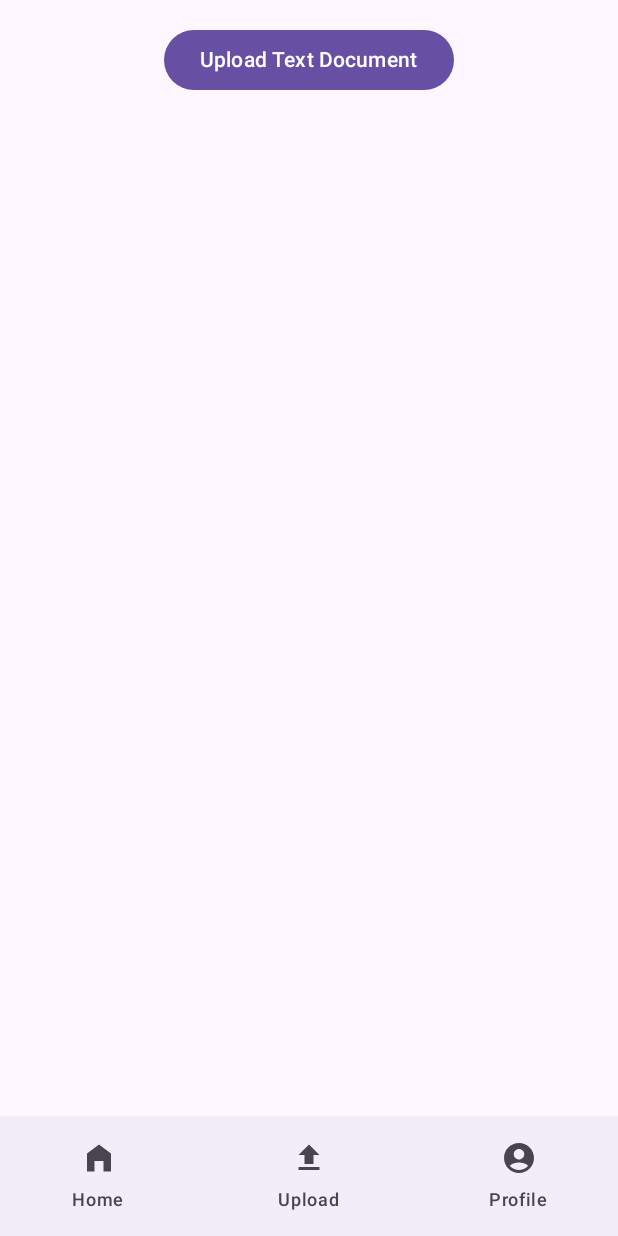
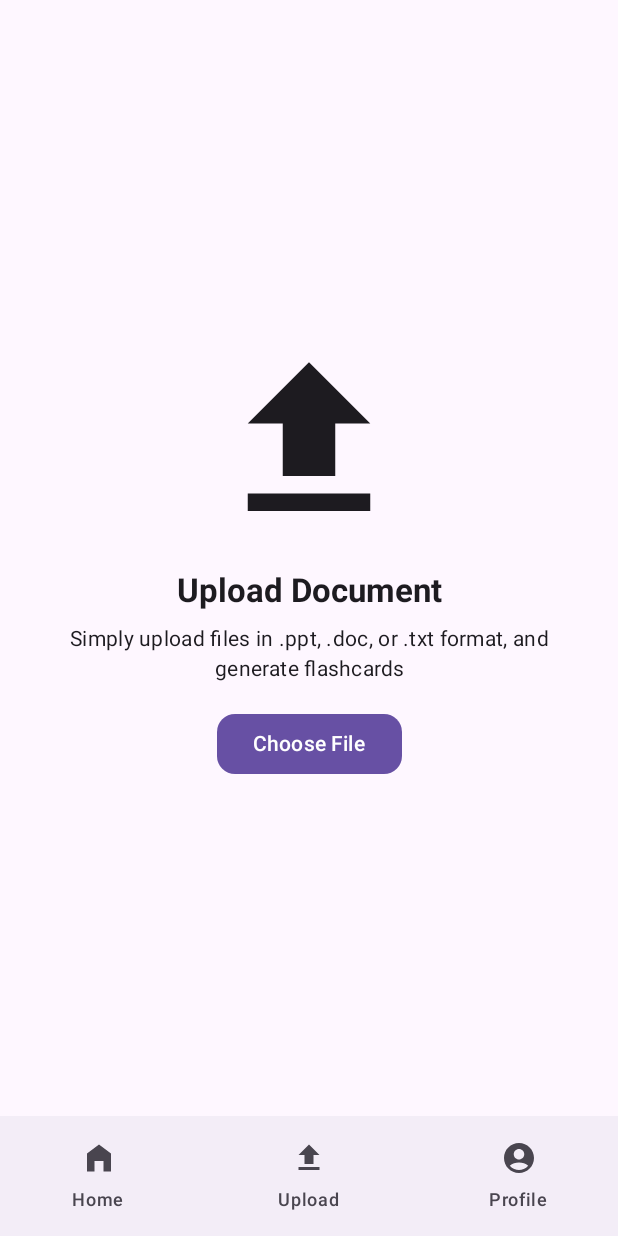
Before and after one commit to AmaurysM/FlashQuizzer, an Android app built with Jetpack Compose: the UploadDocView screen opened through its navigation route, on a phone screen of 412 x 824 dp. Run offline under Robolectric (Android 15) with nearby library versions, the phone set to English and light mode, and no system bars; our stand-ins replace Firebase (no records; nobody signed in at launch, a user with empty details on screens opened directly), livedata-compose.

Commit message:
Created a new UploadDocView

```diff
--- a/app/src/main/java/com/example/flashquizzer/ui/uploaddoc/UploadDocView.kt
+++ b/app/src/main/java/com/example/flashquizzer/ui/uploaddoc/UploadDocView.kt
@@ -5,17 +5,32 @@ import android.content.pm.PackageManager
 import android.os.Build
 import androidx.activity.compose.rememberLauncherForActivityResult
 import androidx.activity.result.contract.ActivityResultContracts
-import androidx.compose.foundation.layout.*
-import androidx.compose.material3.*
-import androidx.compose.runtime.*
+import androidx.compose.foundation.layout.Arrangement
+import androidx.compose.foundation.layout.Column
+import androidx.compose.foundation.layout.fillMaxSize
+import androidx.compose.foundation.layout.fillMaxWidth
+import androidx.compose.foundation.layout.padding
+import androidx.compose.foundation.layout.size
+import androidx.compose.material3.Button
+import androidx.compose.material3.CircularProgressIndicator
+import androidx.compose.material3.Icon
+import androidx.compose.material3.MaterialTheme
+import androidx.compose.material3.Text
+import androidx.compose.runtime.Composable
+import androidx.compose.runtime.collectAsState
+import androidx.compose.runtime.getValue
 import androidx.compose.ui.Alignment
 import androidx.compose.ui.Modifier
+import androidx.compose.ui.graphics.vector.ImageVector
 import androidx.compose.ui.platform.LocalContext
+import androidx.compose.ui.res.vectorResource
+import androidx.compose.ui.text.font.FontWeight
+import androidx.compose.ui.text.style.TextAlign
 import androidx.compose.ui.unit.dp
 import androidx.core.content.ContextCompat
 import androidx.lifecycle.viewmodel.compose.viewModel
 import androidx.navigation.NavHostController
-import com.example.flashquizzer.ui.uploaddoc.UploadDocViewModel
+import com.example.flashquizzer.R
 
 @Composable
 fun UploadDocView(
@@ -47,11 +62,36 @@ fun UploadDocView(
 
     Column(
         modifier = modifier
-            .fillMaxWidth()
+            .fillMaxSize()
             .padding(16.dp),
         horizontalAlignment = Alignment.CenterHorizontally,
-        verticalArrangement = Arrangement.spacedBy(16.dp)
+        verticalArrangement = Arrangement.Center
     ) {
+        Icon(
+            imageVector = ImageVector.vectorResource( R.drawable.baseline_file_upload),
+            contentDescription = "Upload Icon",
+            modifier = Modifier.size(140.dp)
+        )
+
+        Column(
+            horizontalAlignment = Alignment.CenterHorizontally,
+            verticalArrangement = Arrangement.Center,
+            modifier = Modifier.padding(16.dp)
+        ) {
+            Text(
+                text = "Upload Document"
+                , style = MaterialTheme.typography.titleLarge
+                , fontWeight = FontWeight.Bold
+                , modifier = Modifier.padding(bottom = 8.dp)
+            )
+            Text(
+                text = "Simply upload files in .ppt, .doc, or .txt format, and generate flashcards"
+                , style = MaterialTheme.typography.bodyMedium
+                , textAlign = TextAlign.Center
+            )
+        }
+
+
         Button(
             onClick = {
                 val permissions = if (Build.VERSION.SDK_INT >= Build.VERSION_CODES.TIRAMISU) {
@@ -76,8 +116,9 @@ fun UploadDocView(
                 }
             },
             enabled = !isLoading
+            , shape = MaterialTheme.shapes.medium
         ) {
-            Text(if (isLoading) "Loading..." else "Upload Text Document")
+            Text(if (isLoading) "Loading..." else "Choose File")
         }
 
         if (isLoading) {
```
